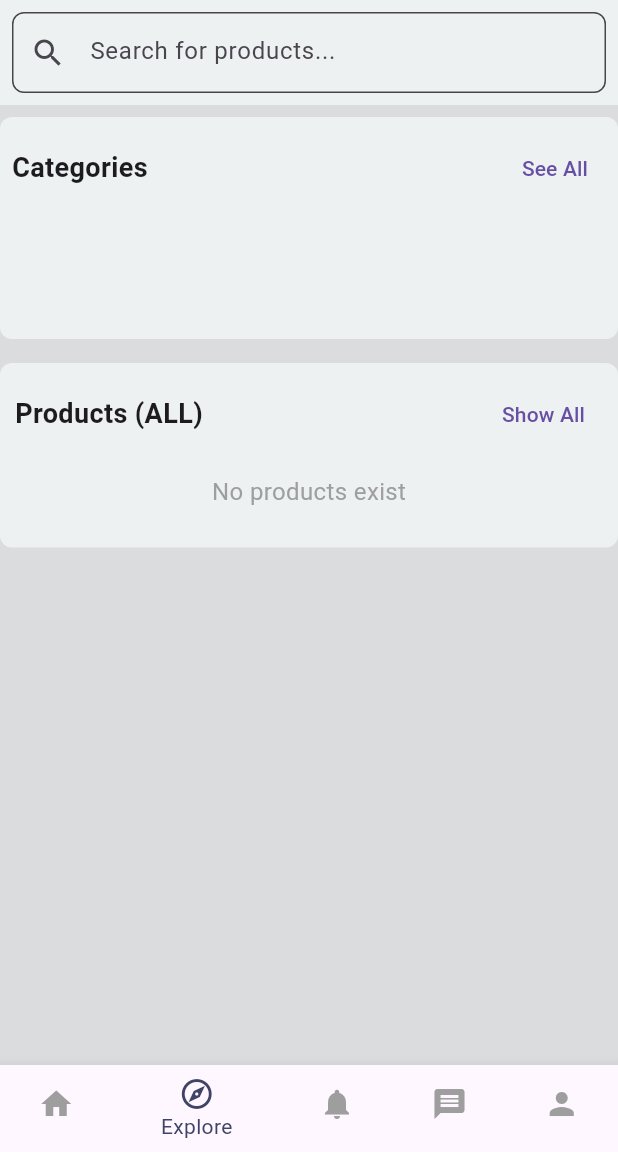
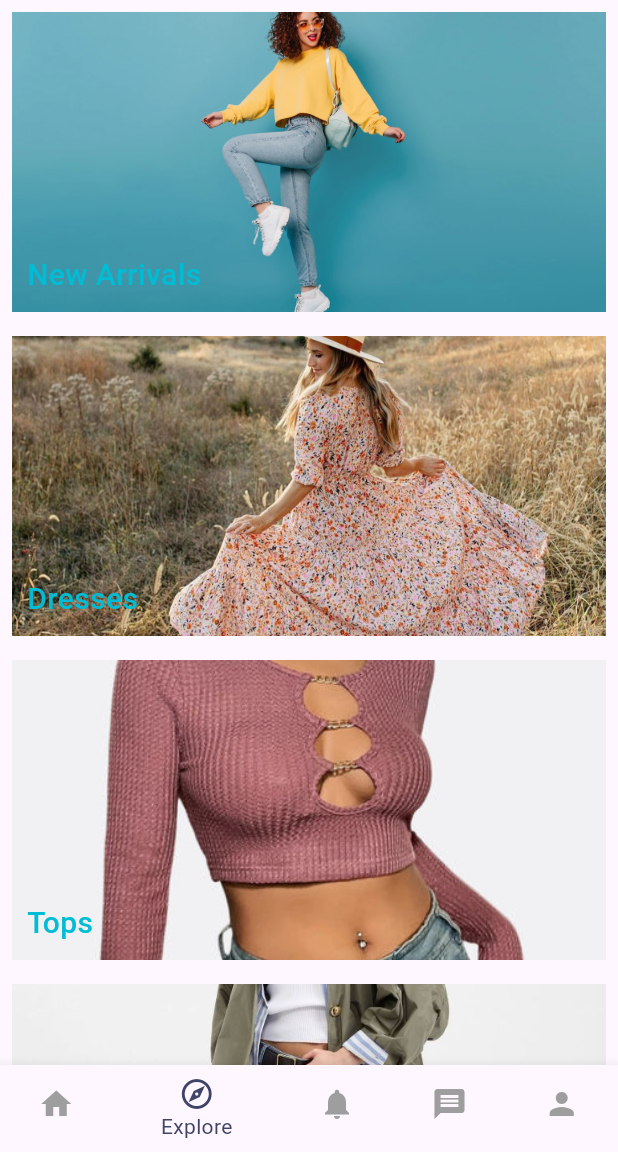
Before and after one commit to Rudeus-owen/Ecommerce_app, a Flutter app: the HomeScreen screen opened by its route, item 2 of the bottom bar chosen, on a phone screen of 412 x 824 dp, the part 84-1236 px from its top. Run offline on Flutter 3.47's test engine with Material 3 defaults, Android fonts, the light colour scheme and no system bars; our stand-ins replace animated_text_kit, font_awesome_flutter, get, google_fonts, image_picker, line_awesome_flutter and 2 more; missing offline and left inert: qr_code_scanner; accounts and stored records are empty; network calls fail.

Commit message:
change topScreen to exploreScreen

```diff
--- /dev/null
+++ b/lib/user site/screens/explore_screen.dart
@@ -0,0 +1,71 @@
+import 'package:flutter/material.dart';
+
+class ExploreScreen extends StatefulWidget {
+  const ExploreScreen({super.key});
+
+  @override
+  State<ExploreScreen> createState() => _ExploreScreenState();
+}
+
+class _ExploreScreenState extends State<ExploreScreen> {
+  List items = [
+    {
+      "Topic": "New Arrivals",
+      "imageUrl": "assets/images/new_arrivals.jpg",
+    },
+    {
+      "Topic": "Dresses",
+      "imageUrl": "assets/images/dresses.jpg",
+    },
+    {
+      "Topic": "Tops",
+      "imageUrl": "assets/images/tops.jpg",
+    },
+    {
+      "Topic": "Jackets",
+      "imageUrl": "assets/images/jackets.jpg",
+    }
+  ];
+
+  @override
+  Widget build(BuildContext context) {
+    return Scaffold(
+      body: SafeArea(
+        child: ListView.builder(
+          physics: BouncingScrollPhysics(),
+          itemCount: items.length,
+          itemBuilder: (BuildContext context, int index) {
+            return Padding(
+              padding: const EdgeInsets.all(8.0),
+              child: GestureDetector(
+                onTap: () {
+                  print("tapping box $index...");
+                },
+                child: Container(
+                    height: 200,
+                    width: MediaQuery.of(context).size.width,
+                    decoration: BoxDecoration(
+                        image: DecorationImage(image: AssetImage(items[index]["imageUrl"]), fit: BoxFit.cover),
+                        // color: Colors.red
+                        ),
+                    child: Align(
+                      alignment: Alignment.bottomLeft,
+                      child: Padding(
+                        padding: const EdgeInsets.only(left: 10, bottom: 10),
+                        child: Text(
+                          items[index]["Topic"],
+                          style: TextStyle(
+                              color: Colors.cyan,
+                              fontSize: 20,
+                              fontWeight: FontWeight.w500),
+                        ),
+                      ),
+                    )),
+              ),
+            );
+          },
+        ),
+      ),
+    );
+  }
+}
--- a/lib/user site/screens/home.dart
+++ b/lib/user site/screens/home.dart
@@ -6,7 +6,7 @@ import 'package:new_ecommerce_app/user%20site/screens/all_categories_screen.dart
 import 'package:new_ecommerce_app/user%20site/screens/messages_screen.dart';
 import 'package:new_ecommerce_app/user%20site/screens/notification_screen.dart';
 import 'package:new_ecommerce_app/user%20site/screens/profile_screen.dart';
-import 'package:new_ecommerce_app/user%20site/screens/Topic_screen.dart';
+import 'package:new_ecommerce_app/user%20site/screens/explore_screen.dart';
 import 'package:new_ecommerce_app/user%20site/widget/bottom_navigatior_bar.dart';
 import 'product_detail_screen.dart';
 
@@ -20,8 +20,7 @@ class _HomeScreenState extends State<HomeScreen> {
 
   final List<Widget> _screens = [
     HomeContent(),
-    HomeContent(),
-    TopicScreen(),
+    ExploreScreen(),
     NotificationScreen(),
     MessageScreen(),
     ProfileScreen(),
@@ -196,7 +195,6 @@ class _HomeContentState extends State<HomeContent> {
       label = "Products (ALL)";
       searchQuery = "";
     });
-    Navigator.push(context, MaterialPageRoute(builder: (context) => TopicScreen()));
   }
 
   void onSearchChanged(String query) {
```
Also changed, not shown: lib/user site/screens/Topic_screen.dart (deleted, +0 -72 lines).
